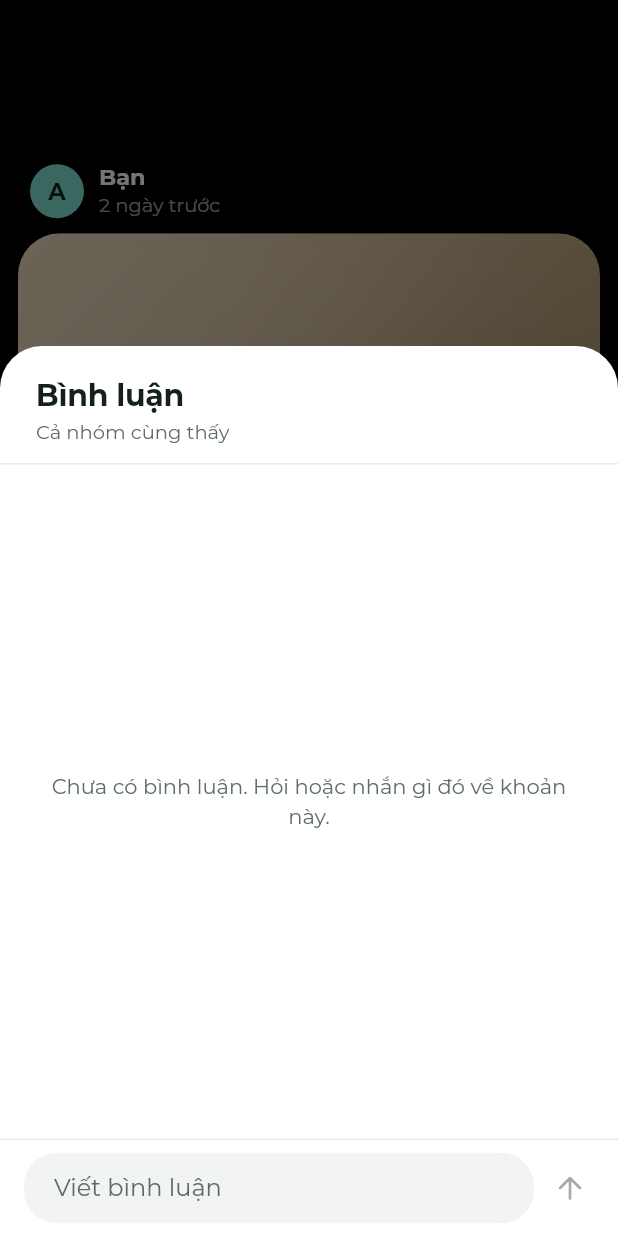
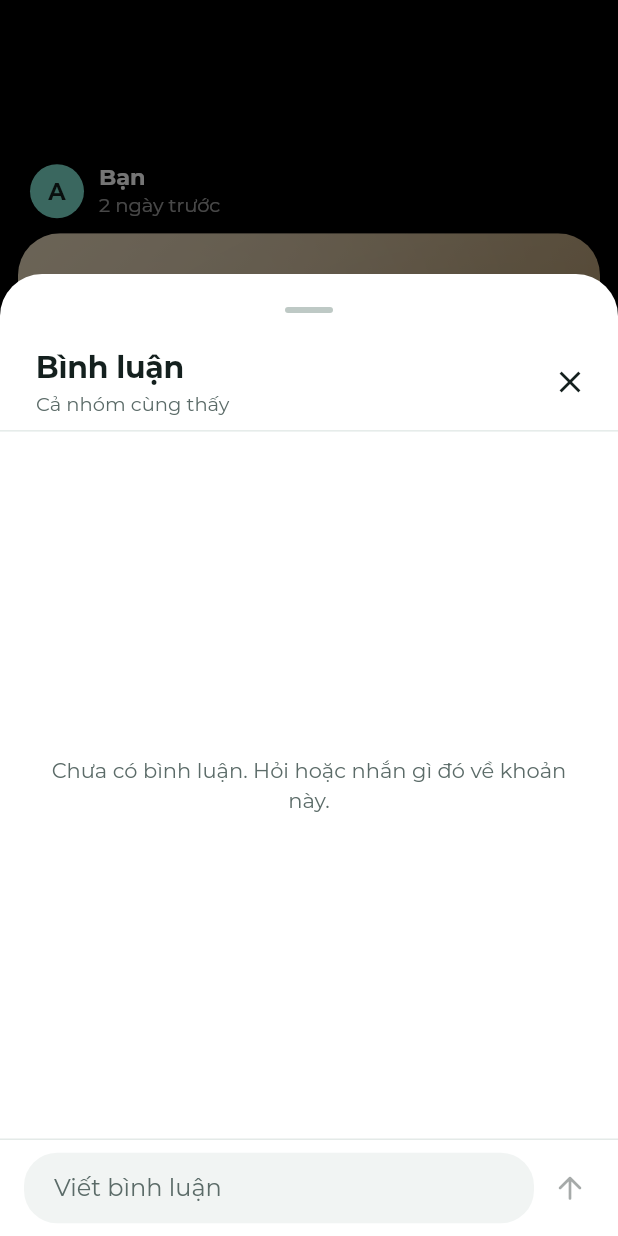
Before and after one commit to thnhdtdev/tach, a Flutter app: the HomeScreen screen opened directly with empty values, scrolled down 2304 dp, after a tap on "Viết bình luận", on a phone screen of 412 x 824 dp. Run offline on Flutter 3.47's test engine with Material 3 defaults, Android fonts, the phone set to English and light mode, and no system bars; our stand-ins replace camera, emoji_picker_flutter, flutter_bloc, get_it, image_picker, material_ui and 2 more; accounts and stored records are empty; project files that could hold a hidden picture were left out.

Commit message:
🐛  fix: keep the comments sheet on screen when the keyboard opens

```diff
--- a/lib/src/presentation/feed/comments_sheet.dart
+++ b/lib/src/presentation/feed/comments_sheet.dart
@@ -1,3 +1,5 @@
+import 'dart:math' as math;
+
 import 'package:flutter_bloc/flutter_bloc.dart';
 import 'package:material_ui/material_ui.dart';
 
@@ -47,27 +49,64 @@ class _CommentsSheetState extends State<CommentsSheet> {
     final state = context.watch<LedgerCubit>().state;
     final expense = state.expenses.firstWhere((e) => e.id == widget.expenseId);
 
+    final keyboard = MediaQuery.viewInsetsOf(context).bottom;
+    final screen = MediaQuery.sizeOf(context).height;
+
+    return LayoutBuilder(
+      builder: (context, constraints) {
+        // Bàn phím mở thì bảng thu lại cho vừa phần còn trống, vẫn chừa một dải
+        // nền mờ phía trên để tiêu đề không chui lên thanh trạng thái và người
+        // dùng còn chỗ chạm ra ngoài để đóng.
+        final room = constraints.maxHeight - keyboard - _scrimAbove;
+        final height = math.max(_minHeight, math.min(screen * 0.72, room));
+        return Padding(
+          padding: EdgeInsets.only(bottom: keyboard),
+          child: SizedBox(
+            height: height,
+            child: _content(text, state, expense),
+          ),
+        );
+      },
+    );
+  }
+
+  /// Phần nền mờ tối thiểu còn lại phía trên bảng khi bàn phím mở.
+  static const _scrimAbove = 28.0;
+  static const _minHeight = 220.0;
+
+  Widget _content(TextTheme text, LedgerState state, Expense expense) {
     final roots = expense.comments.where((c) => c.parentId == null).toList()
       ..sort((a, b) => a.createdAt.compareTo(b.createdAt));
     List<Comment> repliesOf(Comment root) =>
         expense.comments.where((c) => c.parentId == root.id).toList()
           ..sort((a, b) => a.createdAt.compareTo(b.createdAt));
 
-    return Padding(
-      padding: EdgeInsets.only(bottom: MediaQuery.viewInsetsOf(context).bottom),
-      child: SizedBox(
-        height: MediaQuery.sizeOf(context).height * 0.72,
+    // Chạm vào chỗ trống trong bảng thì cất bàn phím.
+    return GestureDetector(
+      behavior: HitTestBehavior.translucent,
+      onTap: _focus.unfocus,
       child: Column(
         crossAxisAlignment: CrossAxisAlignment.stretch,
         children: [
           Padding(
-              padding: const EdgeInsets.fromLTRB(24, 20, 24, 12),
+            padding: const EdgeInsets.fromLTRB(24, 0, 8, 8),
+            child: Row(
+              children: [
+                Expanded(
                   child: Column(
                     crossAxisAlignment: CrossAxisAlignment.start,
                     children: [
                       Text('Bình luận', style: text.titleLarge),
                       const SizedBox(height: 2),
                       Text('Cả nhóm cùng thấy', style: text.bodySmall),
+                    ],
+                  ),
+                ),
+                IconButton(
+                  onPressed: () => Navigator.of(context).pop(),
+                  tooltip: 'Đóng',
+                  icon: const Icon(Icons.close, color: TachColors.ink),
+                ),
               ],
             ),
           ),
@@ -85,6 +124,9 @@ class _CommentsSheetState extends State<CommentsSheet> {
                     ),
                   )
                 : ListView(
+                    // Kéo danh sách cũng cất bàn phím.
+                    keyboardDismissBehavior:
+                        ScrollViewKeyboardDismissBehavior.onDrag,
                     padding: const EdgeInsets.fromLTRB(24, 16, 24, 16),
                     children: [
                       for (final root in roots) ...[
@@ -180,7 +222,6 @@ class _CommentsSheetState extends State<CommentsSheet> {
           ),
         ],
       ),
-      ),
     );
   }
 }
--- a/lib/src/presentation/feed/expense_page.dart
+++ b/lib/src/presentation/feed/expense_page.dart
@@ -50,6 +50,9 @@ class ExpensePage extends StatelessWidget {
     showModalBottomSheet<void>(
       context: context,
       isScrollControlled: true,
+      // Không để bảng tràn lên dưới thanh trạng thái khi bàn phím mở.
+      useSafeArea: true,
+      showDragHandle: true,
       backgroundColor: TachColors.paper,
       // Bảng tin dùng theme tối; bảng bình luận là nền sáng.
       builder: (_) => Theme(
--- a/lib/src/presentation/home/home_screen.dart
+++ b/lib/src/presentation/home/home_screen.dart
@@ -16,6 +16,7 @@ import '../widgets/member_avatar.dart';
 import '../widgets/tach_mark.dart';
 
 /// Màn chính: camera ở trên cùng, vuốt lên là bảng tin, mỗi màn một khoản chi.
+/// Vuốt từ phải sang trái để mở hồ sơ.
 class HomeScreen extends StatefulWidget {
   const HomeScreen({super.key, required this.onSignOut});
 
@@ -29,6 +30,9 @@ class _HomeScreenState extends State<HomeScreen> {
   final _pages = PageController();
   var _onFeed = false;
   var _capturing = false;
+
+  /// Quãng đã kéo ngang trong lần vuốt hiện tại; âm là kéo sang trái.
+  var _swipeDx = 0.0;
 
   @override
   void dispose() {
@@ -101,9 +105,19 @@ class _HomeScreenState extends State<HomeScreen> {
     );
   }
 
+  /// Vuốt từ phải sang trái ở màn chính thì mở hồ sơ: kéo đủ xa rồi thả, hoặc
+  /// hất nhanh sang trái. Kéo sang trái rồi kéo ngược lại thì thôi.
+  void _onSwipeEnd(DragEndDetails details) {
+    final velocity = details.primaryVelocity ?? 0;
+    final draggedFar = _swipeDx < -72 && velocity <= 0;
+    if (draggedFar || velocity < -600) _openProfile();
+  }
+
   @override
   Widget build(BuildContext context) {
     final state = context.watch<LedgerCubit>().state;
+    // Đang ghi dở một khoản thì không vuốt sang hồ sơ, tránh mất số đang gõ.
+    final canSwipe = !_capturing;
 
     return Theme(
       data: tachNightTheme,
@@ -115,7 +129,14 @@ class _HomeScreenState extends State<HomeScreen> {
               ? const Center(
                   child: CircularProgressIndicator(color: TachColors.mintLight),
                 )
-              : !state.hasGroup
+              : GestureDetector(
+                  behavior: HitTestBehavior.translucent,
+                  onHorizontalDragStart: canSwipe ? (_) => _swipeDx = 0 : null,
+                  onHorizontalDragUpdate: canSwipe
+                      ? (details) => _swipeDx += details.primaryDelta ?? 0
+                      : null,
+                  onHorizontalDragEnd: canSwipe ? _onSwipeEnd : null,
+                  child: !state.hasGroup
                       ? _NoGroupView(
                           state: state,
                           onOpenProfile: _openProfile,
@@ -170,6 +191,7 @@ class _HomeScreenState extends State<HomeScreen> {
                               ),
                             ),
                           ],
+                        ),
                 ),
         ),
       ),
```
Also changed, not shown: 1 other file. Lines whose indentation alone changed are shown as unchanged.
